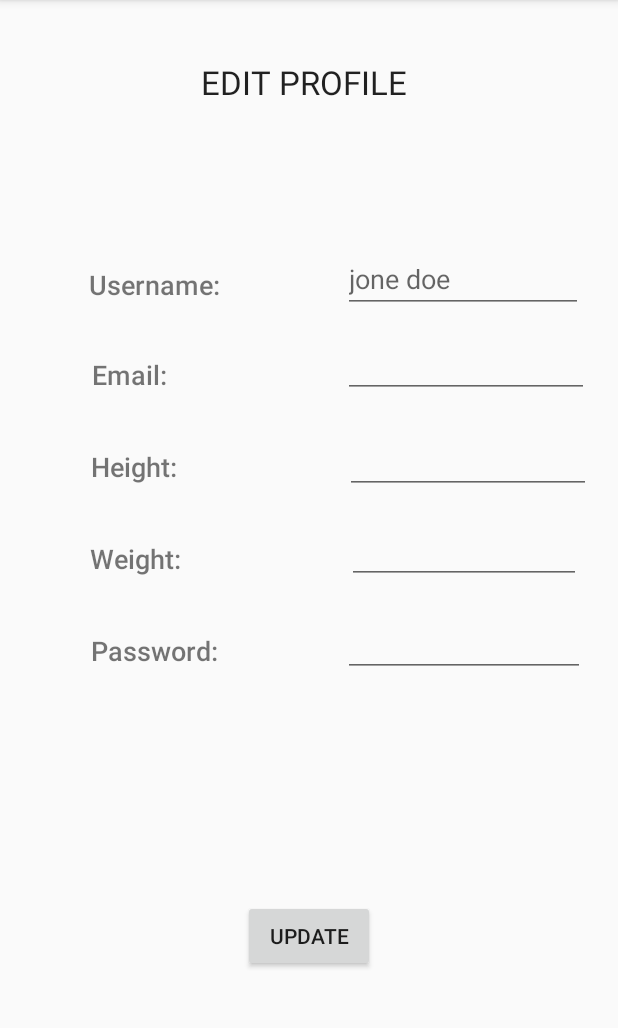
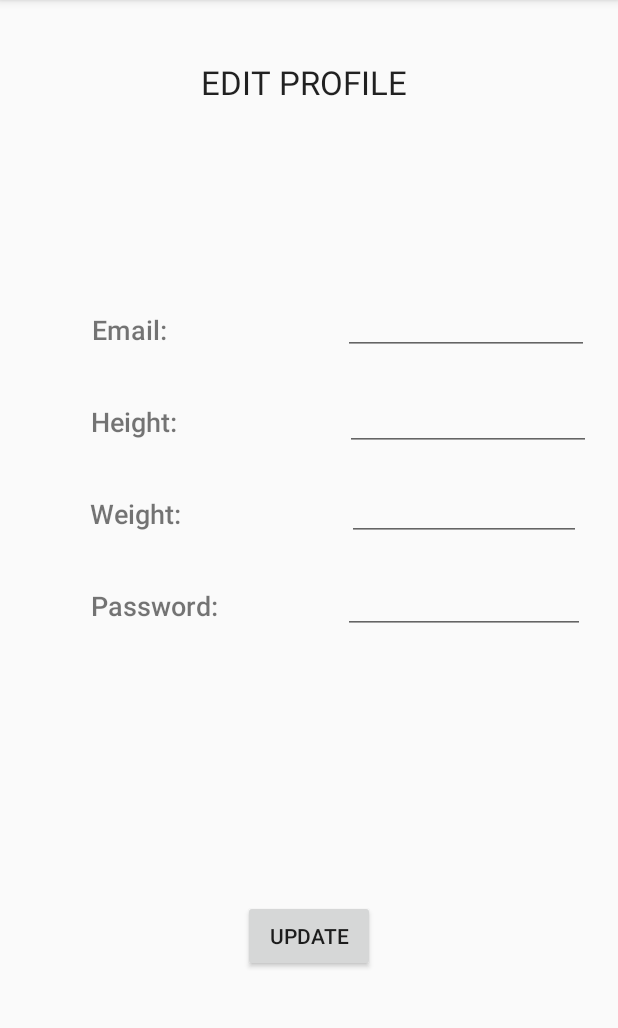
Before and after one commit to nikolinatrudic/FitnessApplication, an Android app: the fragment EditProfileFragment placed in its activity, on a phone screen of 412 x 824 dp, the part 84-1112 px from its top. Run offline under Robolectric (Android 15) with nearby library versions, the phone set to English and light mode, and no system bars; our stand-ins replace Room's generated code.

Commit message:
Edit profile fragment - update...

```diff
--- a/app/src/main/java/com/example/fitnessapplication/database/UserDao.java
+++ b/app/src/main/java/com/example/fitnessapplication/database/UserDao.java
@@ -14,4 +14,21 @@ public interface UserDao {
 
     @Query("SELECT * from user u WHERE u.username like :username1")
     User getUser(String username1);
+
+    @Query("UPDATE user SET username = :newUserName WHERE id = :idUser")
+    void updateUsername(long idUser, String newUserName);
+
+    @Query("UPDATE user SET email = :newUserEmail WHERE id = :idUser")
+    void updateEmail(long idUser, String newUserEmail);
+
+    @Query("UPDATE user SET password = :newUserPassword WHERE id = :idUser")
+    void updatePassword(long idUser, String newUserPassword);
+
+    @Query("UPDATE user SET height = :newUserHeight WHERE id = :idUser")
+    void updateHeight(long idUser, Integer newUserHeight);
+
+    @Query("UPDATE user SET weight = :newUserWeight WHERE id = :idUser")
+    void updateWeight(long idUser, Integer newUserWeight);
+
+
 }
--- a/app/src/main/java/com/example/fitnessapplication/fragment/StepCounterFragment.java
+++ b/app/src/main/java/com/example/fitnessapplication/fragment/StepCounterFragment.java
@@ -84,7 +84,7 @@ public class StepCounterFragment extends Fragment {
         View header_view = (View) nav.getHeaderView(0);
 
         TextView text_username = (TextView) header_view.findViewById(R.id.text_username);
-        text_username.setText(LoggedInUser.getInstance().getUser().getUsername());
+        text_username.setText(LoggedInUser.getInstance().getUser().getUsername()); // Ovde username bude null kad se menja u edit profile, problem!
 
         TextView text_email = (TextView) header_view.findViewById(R.id.text_email);
         text_email.setText(LoggedInUser.getInstance().getUser().getEmail());
--- a/app/src/main/res/layout/fragment_edit_profile.xml
+++ b/app/src/main/res/layout/fragment_edit_profile.xml
@@ -25,28 +25,16 @@
         app:layout_constraintGuide_percent="0.5" />
 
     <TextView
-        android:id="@+id/textView10"
-        android:layout_width="wrap_content"
-        android:layout_height="wrap_content"
-        android:layout_marginTop="100dp"
-        android:fontFamily="sans-serif-medium"
-        android:text="@string/username"
-        android:textSize="18sp"
-        app:layout_constraintEnd_toStartOf="@+id/guideline2"
-        app:layout_constraintStart_toStartOf="parent"
-        app:layout_constraintTop_toBottomOf="@+id/textView8" />
-
-    <TextView
         android:id="@+id/textView13"
         android:layout_width="83dp"
         android:layout_height="26dp"
-        android:layout_marginTop="35dp"
+        android:layout_marginTop="130dp"
         android:fontFamily="sans-serif-medium"
         android:text="@string/email"
         android:textSize="18sp"
         app:layout_constraintEnd_toStartOf="@+id/guideline2"
         app:layout_constraintStart_toStartOf="parent"
-        app:layout_constraintTop_toBottomOf="@+id/textView10" />
+        app:layout_constraintTop_toBottomOf="@+id/textView8" />
 
     <TextView
         android:id="@+id/textView14"
@@ -85,31 +73,17 @@
         app:layout_constraintStart_toStartOf="parent" />
 
     <EditText
-        android:id="@+id/plainTextUsername"
-        android:layout_width="160dp"
-        android:layout_height="39dp"
-        android:layout_marginTop="92dp"
-        android:ems="10"
-        android:hint="@string/jone_doe"
-        android:importantForAutofill="no"
-        android:inputType="textPersonName"
-        app:layout_constraintEnd_toEndOf="parent"
-        app:layout_constraintHorizontal_bias="0.488"
-        app:layout_constraintStart_toStartOf="@+id/guideline2"
-        app:layout_constraintTop_toBottomOf="@+id/textView8" />
-
-    <EditText
         android:id="@+id/plainTextEmail"
         android:layout_width="164dp"
         android:layout_height="39dp"
-        android:layout_marginTop="17dp"
+        android:layout_marginTop="120dp"
         android:ems="10"
         android:importantForAutofill="no"
         android:inputType="text"
         app:layout_constraintEnd_toEndOf="parent"
         app:layout_constraintHorizontal_bias="0.536"
         app:layout_constraintStart_toStartOf="@+id/guideline2"
-        app:layout_constraintTop_toBottomOf="@+id/plainTextUsername" />
+        app:layout_constraintTop_toBottomOf="@+id/textView8" />
 
     <EditText
         android:id="@+id/plainTextHeight"
```
Also changed, not shown: app/src/main/java/com/example/fitnessapplication/fragment/EditProfileFragment.java (+29 -3 lines).
